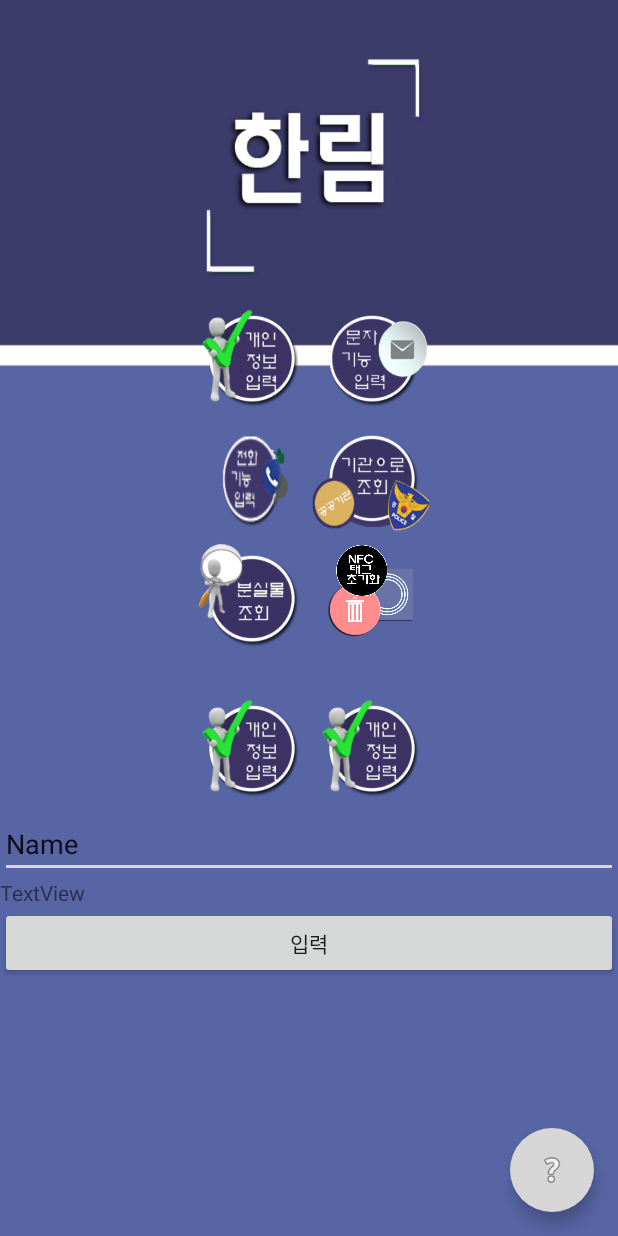
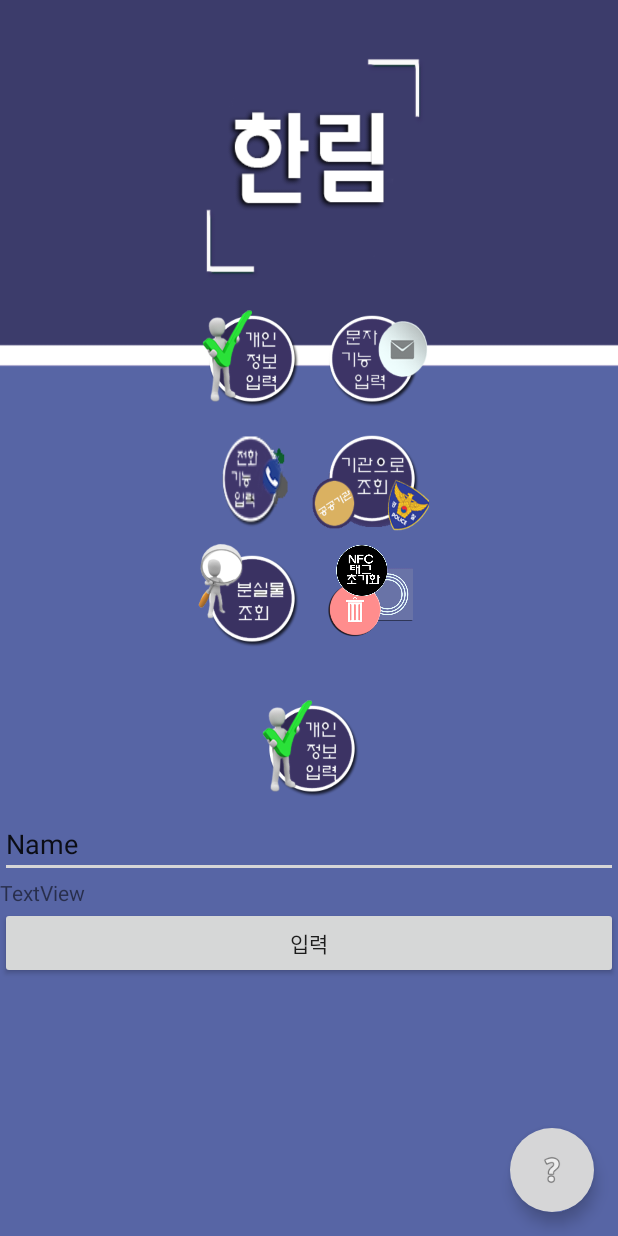
Before and after one commit to dhakdlrkt3/NFC_Hack, an Android app: the screen it shows after launch (MainActivity), on a phone screen of 412 x 824 dp. Run offline under Robolectric (Android 15) with nearby library versions, the phone set to English and light mode, and no system bars; 1 statement that could not run was skipped.

Commit message:
오류수정 4차

```diff
--- a/app/src/main/java/com/example/HackerTon/NFC_Hack/MainActivity.java
+++ b/app/src/main/java/com/example/HackerTon/NFC_Hack/MainActivity.java
@@ -66,15 +66,6 @@ public class MainActivity extends AppCompatActivity {
                 startActivity(new Intent(MainActivity.this, readFromIntent.class));
             }
         });
-
-        readFromIntent = (Button)findViewById(R.id.edit_message);
-        readFromIntent.setOnClickListener(new View.OnClickListener() {
-            @Override
-            public void onClick(View v) {
-                startActivity(new Intent(MainActivity.this, readFromIntent.class));
-            }
-        });
-
 
         /**/
         calling = (Button)findViewById(R.id.writeCall);
--- a/app/src/main/res/layout/content_main.xml
+++ b/app/src/main/res/layout/content_main.xml
@@ -106,14 +106,6 @@
         android:clickable="true"
         android:background="@drawable/personal_input_button"/>
 
-        <Button
-            android:id="@+id/edit_message"
-            android:layout_width="80dp"
-            android:layout_height="80dp"
-            android:layout_gravity="center"
-            android:clickable="true"
-            android:background="@drawable/personal_input_button"/>
-
         <!--
         <Button
             android:id="@+id/GPS"
```
Also changed, not shown: app/src/main/java/com/example/HackerTon/NFC_Hack/readFromIntent.java (+11 -48 lines).
